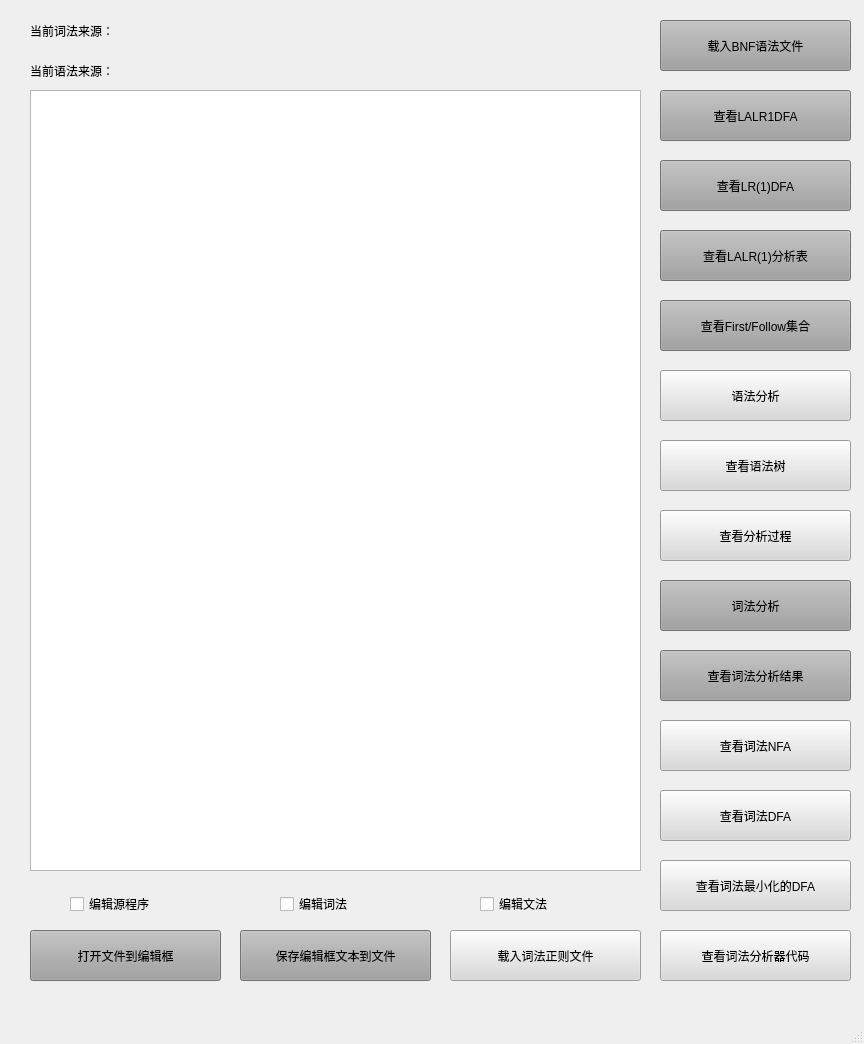
The window that project/grammarAnalyzer/gui/mainwindow.ui (King3212/Compiler-theory) describes before a commit, drawn with Qt 5.
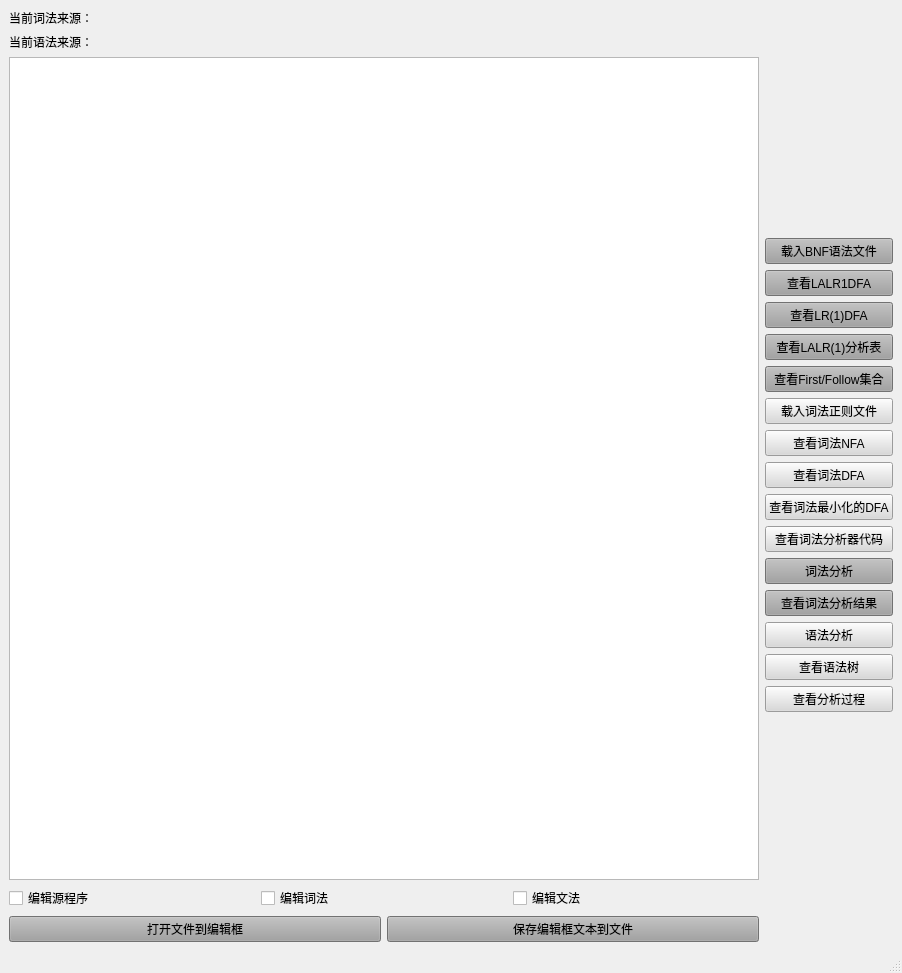
The same window after the commit.

Patch:
```diff
--- a/project/grammarAnalyzer/gui/mainwindow.ui
+++ b/project/grammarAnalyzer/gui/mainwindow.ui
@@ -6,8 +6,8 @@
    <rect>
     <x>0</x>
     <y>0</y>
-    <width>864</width>
-    <height>1044</height>
+    <width>902</width>
+    <height>973</height>
    </rect>
   </property>
   <property name="windowTitle">
@@ -17,15 +17,63 @@
    <string notr="true"/>
   </property>
   <widget class="QWidget" name="centralwidget">
+   <layout class="QHBoxLayout" name="horizontalLayout_6">
+    <item>
+     <layout class="QHBoxLayout" name="horizontalLayout_5">
+      <item>
+       <layout class="QVBoxLayout" name="verticalLayout_7">
+        <item>
+         <widget class="QLabel" name="label_Word_source">
+          <property name="styleSheet">
+           <string notr="true"/>
+          </property>
+          <property name="text">
+           <string>当前词法来源：</string>
+          </property>
+         </widget>
+        </item>
+        <item>
+         <widget class="QLabel" name="label_Grammar_source">
+          <property name="styleSheet">
+           <string notr="true"/>
+          </property>
+          <property name="text">
+           <string>当前语法来源：</string>
+          </property>
+         </widget>
+        </item>
+        <item>
+         <widget class="QPlainTextEdit" name="plainTextEdit"/>
+        </item>
+        <item>
+         <layout class="QHBoxLayout" name="horizontalLayout_3">
+          <item>
+           <widget class="QCheckBox" name="checkBox_Program">
+            <property name="text">
+             <string>编辑源程序</string>
+            </property>
+           </widget>
+          </item>
+          <item>
+           <widget class="QCheckBox" name="checkBox_Re">
+            <property name="text">
+             <string>编辑词法</string>
+            </property>
+           </widget>
+          </item>
+          <item>
+           <widget class="QCheckBox" name="checkBox_BNF">
+            <property name="text">
+             <string>编辑文法</string>
+            </property>
+           </widget>
+          </item>
+         </layout>
+        </item>
+        <item>
+         <layout class="QHBoxLayout" name="horizontalLayout_4">
+          <item>
    <widget class="QPushButton" name="pushButton_openSrc">
-    <property name="geometry">
-     <rect>
-      <x>30</x>
-      <y>930</y>
-      <width>191</width>
-      <height>51</height>
-     </rect>
-    </property>
     <property name="styleSheet">
      <string notr="true">background-color: rgb(160, 160, 160);</string>
     </property>
@@ -33,57 +81,9 @@
      <string>打开文件到编辑框</string>
     </property>
    </widget>
-   <widget class="QPushButton" name="pushButton_load_word_rul">
-    <property name="geometry">
-     <rect>
-      <x>450</x>
-      <y>930</y>
-      <width>191</width>
-      <height>51</height>
-     </rect>
-    </property>
-    <property name="styleSheet">
-     <string notr="true">background-color: rgb(217, 217, 217);</string>
-    </property>
-    <property name="text">
-     <string>载入词法正则文件</string>
-    </property>
-   </widget>
-   <widget class="QPushButton" name="pushButton_load_BNF">
-    <property name="geometry">
-     <rect>
-      <x>660</x>
-      <y>20</y>
-      <width>191</width>
-      <height>51</height>
-     </rect>
-    </property>
-    <property name="styleSheet">
-     <string notr="true">background-color: rgb(160, 160, 160);</string>
-    </property>
-    <property name="text">
-     <string>载入BNF语法文件</string>
-    </property>
-   </widget>
-   <widget class="QPlainTextEdit" name="plainTextEdit">
-    <property name="geometry">
-     <rect>
-      <x>30</x>
-      <y>90</y>
-      <width>611</width>
-      <height>781</height>
-     </rect>
-    </property>
-   </widget>
+          </item>
+          <item>
    <widget class="QPushButton" name="pushButton_saveSrc">
-    <property name="geometry">
-     <rect>
-      <x>240</x>
-      <y>930</y>
-      <width>191</width>
-      <height>51</height>
-     </rect>
-    </property>
     <property name="styleSheet">
      <string notr="true">background-color: rgb(160, 160, 160);</string>
     </property>
@@ -91,47 +91,37 @@
      <string>保存编辑框文本到文件</string>
     </property>
    </widget>
-   <widget class="QPushButton" name="pushButton_GA_run">
-    <property name="geometry">
-     <rect>
-      <x>660</x>
-      <y>370</y>
-      <width>191</width>
-      <height>51</height>
-     </rect>
-    </property>
+          </item>
+         </layout>
+        </item>
+       </layout>
+      </item>
+      <item>
+       <layout class="QVBoxLayout" name="verticalLayout_4">
+        <item>
+         <layout class="QVBoxLayout" name="verticalLayout">
+          <item>
+           <widget class="QPushButton" name="pushButton_load_BNF">
     <property name="styleSheet">
-     <string notr="true">background-color: rgb(217, 217, 217);</string>
+             <string notr="true">background-color: rgb(160, 160, 160);</string>
     </property>
     <property name="text">
-     <string>语法分析</string>
-    </property>
-   </widget>
-   <widget class="QPushButton" name="pushButton_show_Analyze_Tree">
-    <property name="geometry">
-     <rect>
-      <x>660</x>
-      <y>440</y>
-      <width>191</width>
-      <height>51</height>
-     </rect>
-    </property>
+             <string>载入BNF语法文件</string>
+            </property>
+           </widget>
+          </item>
+          <item>
+           <widget class="QPushButton" name="pushButton_show_LALR_DFA">
     <property name="styleSheet">
-     <string notr="true">background-color: rgb(217, 217, 217);</string>
+             <string notr="true">background-color: rgb(160, 160, 160);</string>
     </property>
     <property name="text">
-     <string>查看语法树</string>
-    </property>
-   </widget>
+             <string>查看LALR1DFA</string>
+            </property>
+           </widget>
+          </item>
+          <item>
    <widget class="QPushButton" name="pushButton_show_LR1_DFA">
-    <property name="geometry">
-     <rect>
-      <x>660</x>
-      <y>160</y>
-      <width>191</width>
-      <height>51</height>
-     </rect>
-    </property>
     <property name="styleSheet">
      <string notr="true">background-color: rgb(160, 160, 160);</string>
     </property>
@@ -139,15 +129,9 @@
      <string>查看LR(1)DFA</string>
     </property>
    </widget>
+          </item>
+          <item>
    <widget class="QPushButton" name="pushButton_LALR1Table">
-    <property name="geometry">
-     <rect>
-      <x>660</x>
-      <y>230</y>
-      <width>191</width>
-      <height>51</height>
-     </rect>
-    </property>
     <property name="styleSheet">
      <string notr="true">background-color: rgb(160, 160, 160);</string>
     </property>
@@ -155,15 +139,9 @@
      <string>查看LALR(1)分析表</string>
     </property>
    </widget>
+          </item>
+          <item>
    <widget class="QPushButton" name="pushButton_show_FirstFollow">
-    <property name="geometry">
-     <rect>
-      <x>660</x>
-      <y>300</y>
-      <width>191</width>
-      <height>51</height>
-     </rect>
-    </property>
     <property name="styleSheet">
      <string notr="true">background-color: rgb(160, 160, 160);</string>
     </property>
@@ -171,15 +149,19 @@
      <string>查看First/Follow集合</string>
     </property>
    </widget>
+          </item>
+          <item>
+           <widget class="QPushButton" name="pushButton_load_word_rul">
+            <property name="styleSheet">
+             <string notr="true">background-color: rgb(217, 217, 217);</string>
+            </property>
+            <property name="text">
+             <string>载入词法正则文件</string>
+            </property>
+           </widget>
+          </item>
+          <item>
    <widget class="QPushButton" name="pushButton_Word_NFA">
-    <property name="geometry">
-     <rect>
-      <x>660</x>
-      <y>720</y>
-      <width>191</width>
-      <height>51</height>
-     </rect>
-    </property>
     <property name="styleSheet">
      <string notr="true">background-color: rgb(217, 217, 217);</string>
     </property>
@@ -187,95 +169,9 @@
      <string>查看词法NFA</string>
     </property>
    </widget>
-   <widget class="QPushButton" name="pushButton_Word_Analyze">
-    <property name="geometry">
-     <rect>
-      <x>660</x>
-      <y>580</y>
-      <width>191</width>
-      <height>51</height>
-     </rect>
-    </property>
-    <property name="styleSheet">
-     <string notr="true">background-color: rgb(160, 160, 160);</string>
-    </property>
-    <property name="text">
-     <string>词法分析</string>
-    </property>
-   </widget>
-   <widget class="QPushButton" name="pushButton_show_result_WA">
-    <property name="geometry">
-     <rect>
-      <x>660</x>
-      <y>650</y>
-      <width>191</width>
-      <height>51</height>
-     </rect>
-    </property>
-    <property name="styleSheet">
-     <string notr="true">background-color: rgb(160, 160, 160);</string>
-    </property>
-    <property name="text">
-     <string>查看词法分析结果</string>
-    </property>
-   </widget>
-   <widget class="QPushButton" name="pushButton_show_log">
-    <property name="geometry">
-     <rect>
-      <x>660</x>
-      <y>510</y>
-      <width>191</width>
-      <height>51</height>
-     </rect>
-    </property>
-    <property name="styleSheet">
-     <string notr="true">background-color: rgb(217, 217, 217);</string>
-    </property>
-    <property name="text">
-     <string>查看分析过程</string>
-    </property>
-   </widget>
-   <widget class="QLabel" name="label_Word_source">
-    <property name="geometry">
-     <rect>
-      <x>30</x>
-      <y>10</y>
-      <width>611</width>
-      <height>41</height>
-     </rect>
-    </property>
-    <property name="styleSheet">
-     <string notr="true"/>
-    </property>
-    <property name="text">
-     <string>当前词法来源：</string>
-    </property>
-   </widget>
-   <widget class="QLabel" name="label_Grammar_source">
-    <property name="geometry">
-     <rect>
-      <x>30</x>
-      <y>50</y>
-      <width>611</width>
-      <height>41</height>
-     </rect>
-    </property>
-    <property name="styleSheet">
-     <string notr="true"/>
-    </property>
-    <property name="text">
-     <string>当前语法来源：</string>
-    </property>
-   </widget>
+          </item>
+          <item>
    <widget class="QPushButton" name="pushButton_word_DFA">
-    <property name="geometry">
-     <rect>
-      <x>660</x>
-      <y>790</y>
-      <width>191</width>
-      <height>51</height>
-     </rect>
-    </property>
     <property name="styleSheet">
      <string notr="true">background-color: rgb(217, 217, 217);</string>
     </property>
@@ -283,15 +179,9 @@
      <string>查看词法DFA</string>
     </property>
    </widget>
+          </item>
+          <item>
    <widget class="QPushButton" name="pushButton_word_miniDFA">
-    <property name="geometry">
-     <rect>
-      <x>660</x>
-      <y>860</y>
-      <width>191</width>
-      <height>51</height>
-     </rect>
-    </property>
     <property name="styleSheet">
      <string notr="true">background-color: rgb(217, 217, 217);</string>
     </property>
@@ -299,15 +189,9 @@
      <string>查看词法最小化的DFA</string>
     </property>
    </widget>
+          </item>
+          <item>
    <widget class="QPushButton" name="pushButton_show_code">
-    <property name="geometry">
-     <rect>
-      <x>660</x>
-      <y>930</y>
-      <width>191</width>
-      <height>51</height>
-     </rect>
-    </property>
     <property name="styleSheet">
      <string notr="true">background-color: rgb(217, 217, 217);</string>
     </property>
@@ -315,61 +199,64 @@
      <string>查看词法分析器代码</string>
     </property>
    </widget>
-   <widget class="QPushButton" name="pushButton_show_LALR_DFA">
-    <property name="geometry">
-     <rect>
-      <x>660</x>
-      <y>90</y>
-      <width>191</width>
-      <height>51</height>
-     </rect>
-    </property>
+          </item>
+          <item>
+           <widget class="QPushButton" name="pushButton_Word_Analyze">
+            <property name="styleSheet">
+             <string notr="true">background-color: rgb(160, 160, 160);</string>
+            </property>
+            <property name="text">
+             <string>词法分析</string>
+            </property>
+           </widget>
+          </item>
+          <item>
+           <widget class="QPushButton" name="pushButton_show_result_WA">
     <property name="styleSheet">
      <string notr="true">background-color: rgb(160, 160, 160);</string>
     </property>
     <property name="text">
-     <string>查看LALR1DFA</string>
-    </property>
-   </widget>
-   <widget class="QCheckBox" name="checkBox_Program">
-    <property name="geometry">
-     <rect>
-      <x>70</x>
-      <y>890</y>
-      <width>111</width>
-      <height>28</height>
-     </rect>
+             <string>查看词法分析结果</string>
+            </property>
+           </widget>
+          </item>
+          <item>
+           <widget class="QPushButton" name="pushButton_GA_run">
+            <property name="styleSheet">
+             <string notr="true">background-color: rgb(217, 217, 217);</string>
     </property>
     <property name="text">
-     <string>编辑源程序</string>
-    </property>
-   </widget>
-   <widget class="QCheckBox" name="checkBox_Re">
-    <property name="geometry">
-     <rect>
-      <x>280</x>
-      <y>890</y>
-      <width>111</width>
-      <height>28</height>
-     </rect>
+             <string>语法分析</string>
+            </property>
+           </widget>
+          </item>
+          <item>
+           <widget class="QPushButton" name="pushButton_show_Analyze_Tree">
+            <property name="styleSheet">
+             <string notr="true">background-color: rgb(217, 217, 217);</string>
     </property>
     <property name="text">
-     <string>编辑词法</string>
-    </property>
-   </widget>
-   <widget class="QCheckBox" name="checkBox_BNF">
-    <property name="geometry">
-     <rect>
-      <x>480</x>
-      <y>890</y>
-      <width>111</width>
-      <height>28</height>
-     </rect>
+             <string>查看语法树</string>
+            </property>
+           </widget>
+          </item>
+          <item>
+           <widget class="QPushButton" name="pushButton_show_log">
+            <property name="styleSheet">
+             <string notr="true">background-color: rgb(217, 217, 217);</string>
     </property>
     <property name="text">
-     <string>编辑文法</string>
-    </property>
-   </widget>
+             <string>查看分析过程</string>
+            </property>
+           </widget>
+          </item>
+         </layout>
+        </item>
+       </layout>
+      </item>
+     </layout>
+    </item>
+   </layout>
   </widget>
   <widget class="QMenuBar" name="menubar">
    <property name="geometry">
```
Left out of the diff: 2 changed lines with no effect on the pictures. Lines whose indentation alone changed are shown as unchanged.
